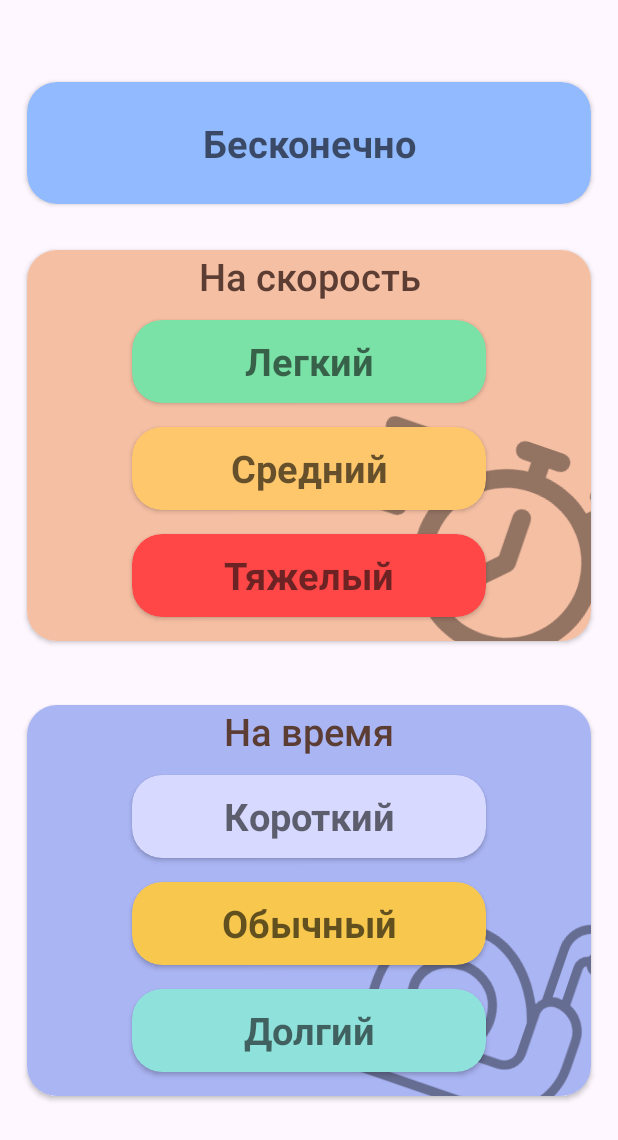
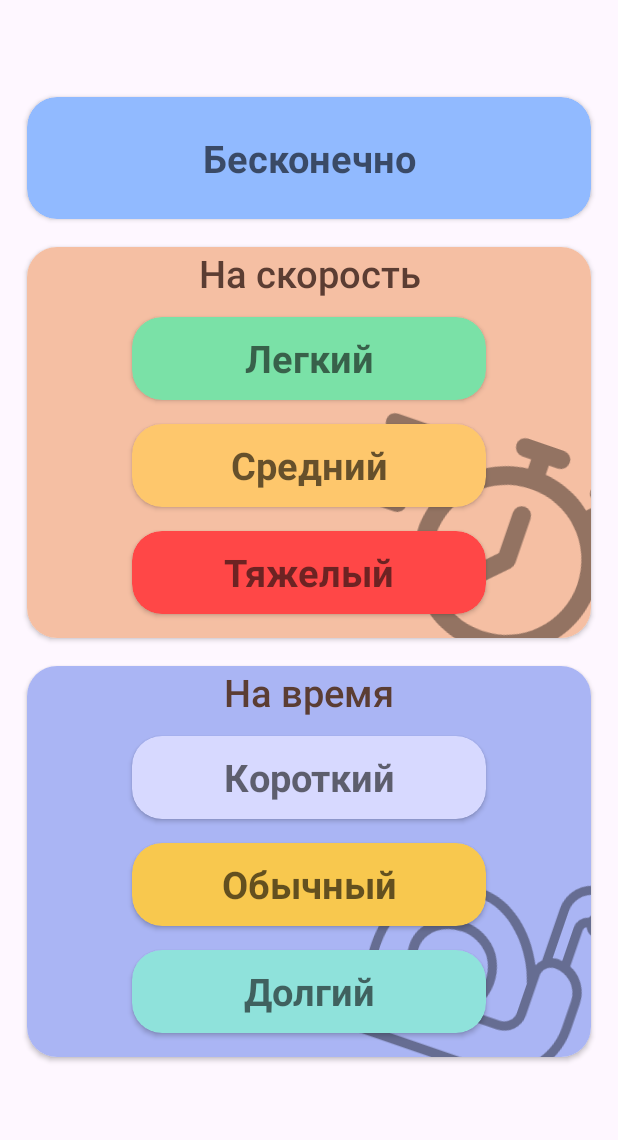
Before and after one commit to matvtvtv/Wordquarium, an Android app: the layout fragment_word_game.xml on its own in the app's theme, with its tools: preview values and no code run, on a phone screen of 412 x 824 dp. Shown: the top 1140 px of the screen. Run offline under Robolectric (Android 15) with nearby library versions, the phone set to English and light mode, and no system bars.

Commit message:
UI words

```diff
--- a/app/src/main/res/layout/fragment_word_game.xml
+++ b/app/src/main/res/layout/fragment_word_game.xml
@@ -18,10 +18,9 @@
             <androidx.cardview.widget.CardView
                 android:layout_width="match_parent"
                 android:layout_height="100dp"
-                android:layout_marginBottom="12dp"
                 android:layout_marginStart="10dp"
                 android:layout_marginEnd="10dp"
-                android:layout_marginTop="45dp"
+                android:layout_marginTop="55dp"
                 app:cardCornerRadius="20dp"
                 android:clickable="true"
                 app:cardBackgroundColor="@color/light_cyan"
@@ -45,7 +44,6 @@
                 android:layout_height="wrap_content"
                 app:cardCornerRadius="20dp"
                 app:cardUseCompatPadding="true"
-                android:layout_marginBottom="24dp"
                 android:layout_marginRight="10dp"
                 android:layout_marginLeft="10dp"
                 android:padding="0dp">
--- a/app/src/main/res/layout/fragment_wordly.xml
+++ b/app/src/main/res/layout/fragment_wordly.xml
@@ -26,7 +26,7 @@
 
                 android:layout_marginRight="10dp"
                 android:layout_marginLeft="10dp"
-                android:layout_marginTop="50dp"
+                android:layout_marginTop="55dp"
                 app:cardCornerRadius="20dp"
                 android:clickable="true"
                 app:cardBackgroundColor="@color/light_cyan"
```
